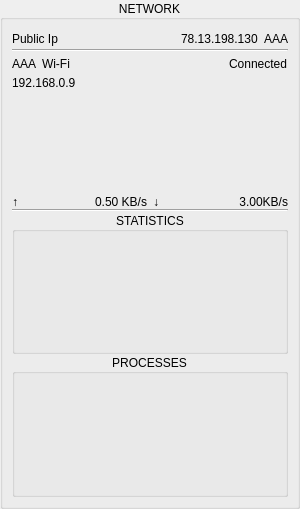
The window that dde-istate-widgets/istatenetworkwidget.ui (SeptemberHX/dde-istate-menus) describes before a commit, drawn with Qt 5.
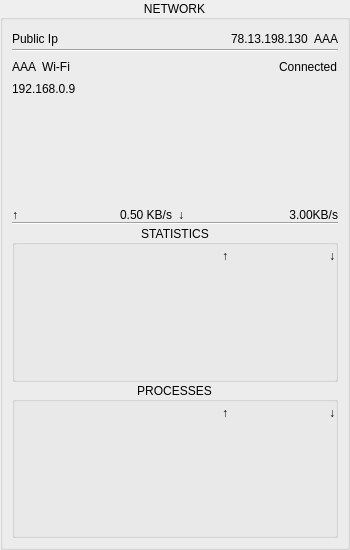
The same window after the commit. Custom widgets are drawn as their Qt base class.

Commit message: add: statistics for network widget

```diff
--- a/dde-istate-widgets/istatenetworkwidget.ui
+++ b/dde-istate-widgets/istatenetworkwidget.ui
@@ -6,19 +6,19 @@
    <rect>
     <x>0</x>
     <y>0</y>
-    <width>300</width>
-    <height>509</height>
+    <width>350</width>
+    <height>550</height>
    </rect>
   </property>
   <property name="minimumSize">
    <size>
-    <width>300</width>
+    <width>350</width>
     <height>0</height>
    </size>
   </property>
   <property name="maximumSize">
    <size>
-    <width>300</width>
+    <width>350</width>
     <height>16777215</height>
    </size>
   </property>
@@ -324,6 +324,9 @@
          <set>Qt::AlignCenter</set>
         </property>
         <layout class="QVBoxLayout" name="verticalLayout_4">
+         <property name="spacing">
+          <number>0</number>
+         </property>
          <property name="leftMargin">
           <number>0</number>
          </property>
@@ -337,19 +340,176 @@
           <number>0</number>
          </property>
          <item>
-          <widget class="QWidget" name="widget_6" native="true"/>
-         </item>
-         <item>
-          <widget class="QWidget" name="widget_10" native="true"/>
-         </item>
-         <item>
-          <widget class="QWidget" name="widget_9" native="true"/>
-         </item>
-         <item>
-          <widget class="QWidget" name="widget_8" native="true"/>
-         </item>
-         <item>
-          <widget class="QWidget" name="widget_7" native="true"/>
+          <layout class="QGridLayout" name="statisticsGridLayout">
+           <property name="horizontalSpacing">
+            <number>0</number>
+           </property>
+           <property name="verticalSpacing">
+            <number>1</number>
+           </property>
+           <item row="1" column="2">
+            <widget class="QLabel" name="label_15">
+             <property name="text">
+              <string/>
+             </property>
+             <property name="alignment">
+              <set>Qt::AlignRight|Qt::AlignTrailing|Qt::AlignVCenter</set>
+             </property>
+            </widget>
+           </item>
+           <item row="0" column="2">
+            <widget class="QLabel" name="label_14">
+             <property name="text">
+              <string>↓</string>
+             </property>
+             <property name="alignment">
+              <set>Qt::AlignRight|Qt::AlignTrailing|Qt::AlignVCenter</set>
+             </property>
+            </widget>
+           </item>
+           <item row="1" column="1">
+            <widget class="QLabel" name="label_13">
+             <property name="text">
+              <string/>
+             </property>
+             <property name="alignment">
+              <set>Qt::AlignRight|Qt::AlignTrailing|Qt::AlignVCenter</set>
+             </property>
+            </widget>
+           </item>
+           <item row="3" column="2">
+            <widget class="QLabel" name="label_21">
+             <property name="text">
+              <string/>
+             </property>
+             <property name="alignment">
+              <set>Qt::AlignRight|Qt::AlignTrailing|Qt::AlignVCenter</set>
+             </property>
+            </widget>
+           </item>
+           <item row="2" column="1">
+            <widget class="QLabel" name="label_17">
+             <property name="text">
+              <string/>
+             </property>
+             <property name="alignment">
+              <set>Qt::AlignRight|Qt::AlignTrailing|Qt::AlignVCenter</set>
+             </property>
+            </widget>
+           </item>
+           <item row="0" column="1">
+            <widget class="QLabel" name="label_12">
+             <property name="text">
+              <string>↑</string>
+             </property>
+             <property name="alignment">
+              <set>Qt::AlignRight|Qt::AlignTrailing|Qt::AlignVCenter</set>
+             </property>
+            </widget>
+           </item>
+           <item row="2" column="2">
+            <widget class="QLabel" name="label_18">
+             <property name="text">
+              <string/>
+             </property>
+             <property name="alignment">
+              <set>Qt::AlignRight|Qt::AlignTrailing|Qt::AlignVCenter</set>
+             </property>
+            </widget>
+           </item>
+           <item row="3" column="1">
+            <widget class="QLabel" name="label_20">
+             <property name="text">
+              <string/>
+             </property>
+             <property name="alignment">
+              <set>Qt::AlignRight|Qt::AlignTrailing|Qt::AlignVCenter</set>
+             </property>
+            </widget>
+           </item>
+           <item row="0" column="0">
+            <widget class="QLabel" name="label_11">
+             <property name="text">
+              <string/>
+             </property>
+            </widget>
+           </item>
+           <item row="4" column="1">
+            <widget class="QLabel" name="label_23">
+             <property name="text">
+              <string/>
+             </property>
+             <property name="alignment">
+              <set>Qt::AlignRight|Qt::AlignTrailing|Qt::AlignVCenter</set>
+             </property>
+            </widget>
+           </item>
+           <item row="4" column="2">
+            <widget class="QLabel" name="label_25">
+             <property name="text">
+              <string/>
+             </property>
+             <property name="alignment">
+              <set>Qt::AlignRight|Qt::AlignTrailing|Qt::AlignVCenter</set>
+             </property>
+            </widget>
+           </item>
+           <item row="5" column="1">
+            <widget class="QLabel" name="label_26">
+             <property name="text">
+              <string/>
+             </property>
+             <property name="alignment">
+              <set>Qt::AlignRight|Qt::AlignTrailing|Qt::AlignVCenter</set>
+             </property>
+            </widget>
+           </item>
+           <item row="5" column="2">
+            <widget class="QLabel" name="label_27">
+             <property name="text">
+              <string/>
+             </property>
+             <property name="alignment">
+              <set>Qt::AlignRight|Qt::AlignTrailing|Qt::AlignVCenter</set>
+             </property>
+            </widget>
+           </item>
+           <item row="1" column="0">
+            <widget class="QLabel" name="label_9">
+             <property name="text">
+              <string/>
+             </property>
+            </widget>
+           </item>
+           <item row="5" column="0">
+            <widget class="QLabel" name="label_22">
+             <property name="text">
+              <string/>
+             </property>
+            </widget>
+           </item>
+           <item row="4" column="0">
+            <widget class="QLabel" name="label_24">
+             <property name="text">
+              <string/>
+             </property>
+            </widget>
+           </item>
+           <item row="3" column="0">
+            <widget class="QLabel" name="label_19">
+             <property name="text">
+              <string/>
+             </property>
+            </widget>
+           </item>
+           <item row="2" column="0">
+            <widget class="QLabel" name="label_16">
+             <property name="text">
+              <string/>
+             </property>
+            </widget>
+           </item>
+          </layout>
          </item>
         </layout>
        </widget>
@@ -363,6 +523,9 @@
          <set>Qt::AlignCenter</set>
         </property>
         <layout class="QVBoxLayout" name="verticalLayout_5">
+         <property name="spacing">
+          <number>0</number>
+         </property>
          <property name="leftMargin">
           <number>0</number>
          </property>
@@ -376,19 +539,176 @@
           <number>0</number>
          </property>
          <item>
-          <widget class="QWidget" name="widget_14" native="true"/>
-         </item>
-         <item>
-          <widget class="QWidget" name="widget_15" native="true"/>
-         </item>
-         <item>
-          <widget class="QWidget" name="widget_13" native="true"/>
-         </item>
-         <item>
-          <widget class="QWidget" name="widget_12" native="true"/>
-         </item>
-         <item>
-          <widget class="QWidget" name="widget_11" native="true"/>
+          <layout class="QGridLayout" name="processesGridLayout">
+           <property name="horizontalSpacing">
+            <number>0</number>
+           </property>
+           <property name="verticalSpacing">
+            <number>1</number>
+           </property>
+           <item row="1" column="2">
+            <widget class="QLabel" name="label_37">
+             <property name="text">
+              <string/>
+             </property>
+             <property name="alignment">
+              <set>Qt::AlignRight|Qt::AlignTrailing|Qt::AlignVCenter</set>
+             </property>
+            </widget>
+           </item>
+           <item row="1" column="0">
+            <widget class="QLabel" name="label_32">
+             <property name="text">
+              <string/>
+             </property>
+            </widget>
+           </item>
+           <item row="2" column="1">
+            <widget class="QLabel" name="label_38">
+             <property name="text">
+              <string/>
+             </property>
+             <property name="alignment">
+              <set>Qt::AlignRight|Qt::AlignTrailing|Qt::AlignVCenter</set>
+             </property>
+            </widget>
+           </item>
+           <item row="5" column="0">
+            <widget class="QLabel" name="label_28">
+             <property name="text">
+              <string/>
+             </property>
+            </widget>
+           </item>
+           <item row="0" column="0">
+            <widget class="QLabel" name="label_29">
+             <property name="text">
+              <string/>
+             </property>
+            </widget>
+           </item>
+           <item row="2" column="2">
+            <widget class="QLabel" name="label_39">
+             <property name="text">
+              <string/>
+             </property>
+             <property name="alignment">
+              <set>Qt::AlignRight|Qt::AlignTrailing|Qt::AlignVCenter</set>
+             </property>
+            </widget>
+           </item>
+           <item row="2" column="0">
+            <widget class="QLabel" name="label_31">
+             <property name="text">
+              <string/>
+             </property>
+            </widget>
+           </item>
+           <item row="0" column="1">
+            <widget class="QLabel" name="label_34">
+             <property name="text">
+              <string>↑</string>
+             </property>
+             <property name="alignment">
+              <set>Qt::AlignRight|Qt::AlignTrailing|Qt::AlignVCenter</set>
+             </property>
+            </widget>
+           </item>
+           <item row="4" column="0">
+            <widget class="QLabel" name="label_33">
+             <property name="text">
+              <string/>
+             </property>
+            </widget>
+           </item>
+           <item row="3" column="0">
+            <widget class="QLabel" name="label_30">
+             <property name="text">
+              <string/>
+             </property>
+            </widget>
+           </item>
+           <item row="1" column="1">
+            <widget class="QLabel" name="label_36">
+             <property name="text">
+              <string/>
+             </property>
+             <property name="alignment">
+              <set>Qt::AlignRight|Qt::AlignTrailing|Qt::AlignVCenter</set>
+             </property>
+            </widget>
+           </item>
+           <item row="0" column="2">
+            <widget class="QLabel" name="label_35">
+             <property name="text">
+              <string>↓</string>
+             </property>
+             <property name="alignment">
+              <set>Qt::AlignRight|Qt::AlignTrailing|Qt::AlignVCenter</set>
+             </property>
+            </widget>
+           </item>
+           <item row="3" column="1">
+            <widget class="QLabel" name="label_40">
+             <property name="text">
+              <string/>
+             </property>
+             <property name="alignment">
+              <set>Qt::AlignRight|Qt::AlignTrailing|Qt::AlignVCenter</set>
+             </property>
+            </widget>
+           </item>
+           <item row="3" column="2">
+            <widget class="QLabel" name="label_41">
+             <property name="text">
+              <string/>
+             </property>
+             <property name="alignment">
+              <set>Qt::AlignRight|Qt::AlignTrailing|Qt::AlignVCenter</set>
+             </property>
+            </widget>
+           </item>
+           <item row="4" column="1">
+            <widget class="QLabel" name="label_42">
+             <property name="text">
+              <string/>
+             </property>
+             <property name="alignment">
+              <set>Qt::AlignRight|Qt::AlignTrailing|Qt::AlignVCenter</set>
+             </property>
+            </widget>
+           </item>
+           <item row="4" column="2">
+            <widget class="QLabel" name="label_43">
+             <property name="text">
+              <string/>
+             </property>
+             <property name="alignment">
+              <set>Qt::AlignRight|Qt::AlignTrailing|Qt::AlignVCenter</set>
+             </property>
+            </widget>
+           </item>
+           <item row="5" column="1">
+            <widget class="QLabel" name="label_44">
+             <property name="text">
+              <string/>
+             </property>
+             <property name="alignment">
+              <set>Qt::AlignRight|Qt::AlignTrailing|Qt::AlignVCenter</set>
+             </property>
+            </widget>
+           </item>
+           <item row="5" column="2">
+            <widget class="QLabel" name="label_45">
+             <property name="text">
+              <string/>
+             </property>
+             <property name="alignment">
+              <set>Qt::AlignRight|Qt::AlignTrailing|Qt::AlignVCenter</set>
+             </property>
+            </widget>
+           </item>
+          </layout>
          </item>
         </layout>
        </widget>
```
The commit also changes 6 other files.
